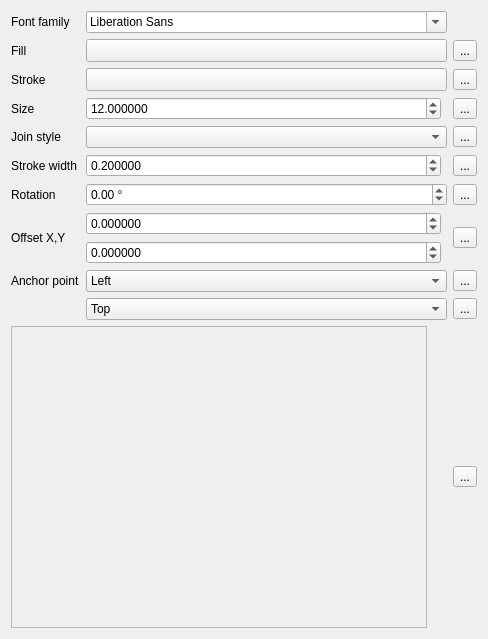
Qt form src/ui/symbollayer/widget_fontmarker.ui (qgis/QGIS) before a commit.
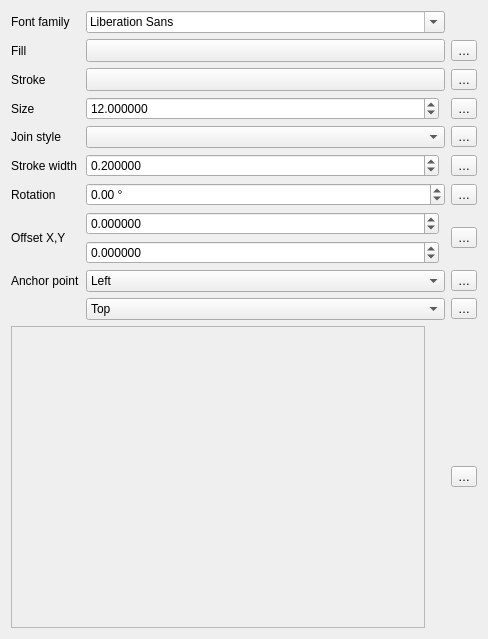
The same form after that commit. Custom widgets are drawn as their Qt base class.

```diff
--- a/src/ui/symbollayer/widget_fontmarker.ui
+++ b/src/ui/symbollayer/widget_fontmarker.ui
@@ -165,7 +165,7 @@
    <item row="2" column="2">
     <widget class="QgsPropertyOverrideButton" name="mStrokeColorDDBtn">
      <property name="text">
-      <string>...</string>
+      <string>…</string>
      </property>
     </widget>
    </item>
@@ -247,7 +247,7 @@
    <item row="5" column="2">
     <widget class="QgsPropertyOverrideButton" name="mStrokeWidthDDBtn">
      <property name="text">
-      <string>...</string>
+      <string>…</string>
      </property>
     </widget>
    </item>
@@ -261,7 +261,7 @@
    <item row="4" column="2">
     <widget class="QgsPropertyOverrideButton" name="mJoinStyleDDBtn">
      <property name="text">
-      <string>...</string>
+      <string>…</string>
      </property>
     </widget>
    </item>
@@ -310,7 +310,7 @@
    <item row="3" column="2">
     <widget class="QgsPropertyOverrideButton" name="mSizeDDBtn">
      <property name="text">
-      <string>...</string>
+      <string>…</string>
      </property>
     </widget>
    </item>
@@ -384,7 +384,7 @@
    <item row="1" column="2">
     <widget class="QgsPropertyOverrideButton" name="mColorDDBtn">
      <property name="text">
-      <string>...</string>
+      <string>…</string>
      </property>
     </widget>
    </item>
@@ -424,35 +424,35 @@
    <item row="6" column="2">
     <widget class="QgsPropertyOverrideButton" name="mRotationDDBtn">
      <property name="text">
-      <string>...</string>
+      <string>…</string>
      </property>
     </widget>
    </item>
    <item row="7" column="2">
     <widget class="QgsPropertyOverrideButton" name="mOffsetDDBtn">
      <property name="text">
-      <string>...</string>
+      <string>…</string>
      </property>
     </widget>
    </item>
    <item row="8" column="2">
     <widget class="QgsPropertyOverrideButton" name="mHorizontalAnchorDDBtn">
      <property name="text">
-      <string>...</string>
+      <string>…</string>
      </property>
     </widget>
    </item>
    <item row="9" column="2">
     <widget class="QgsPropertyOverrideButton" name="mVerticalAnchorDDBtn">
      <property name="text">
-      <string>...</string>
+      <string>…</string>
      </property>
     </widget>
    </item>
    <item row="10" column="2">
     <widget class="QgsPropertyOverrideButton" name="mCharDDBtn">
      <property name="text">
-      <string>...</string>
+      <string>…</string>
      </property>
     </widget>
    </item>
```
